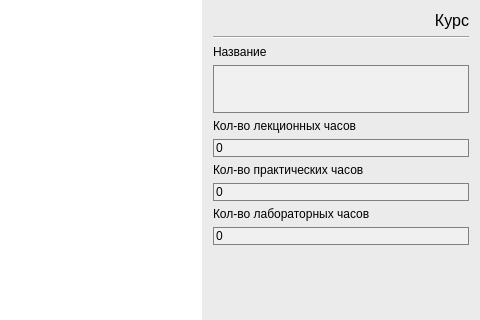
Rexagon/methodist, file app/windows/MainWindow.ui: the form before one commit; both pictures show x 527 to 1007 and y 0 to 320 of the 1007 by 656 pixel window.
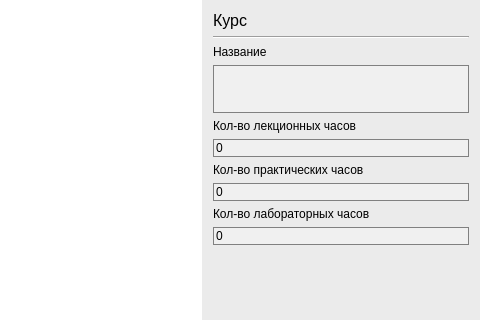
The form after the commit. The open tabs and pages were chosen to show the change. Icons and pictures are not drawn.

The edit to the form file:
```diff
--- a/app/windows/MainWindow.ui
+++ b/app/windows/MainWindow.ui
@@ -848,7 +848,7 @@
                     <string>Курс</string>
                    </property>
                    <property name="alignment">
-                    <set>Qt::AlignRight|Qt::AlignTrailing|Qt::AlignVCenter</set>
+                    <set>Qt::AlignLeading|Qt::AlignLeft|Qt::AlignVCenter</set>
                    </property>
                   </widget>
                  </item>
```
Left out of the diff: 19 changed lines with no effect on the pictures.
